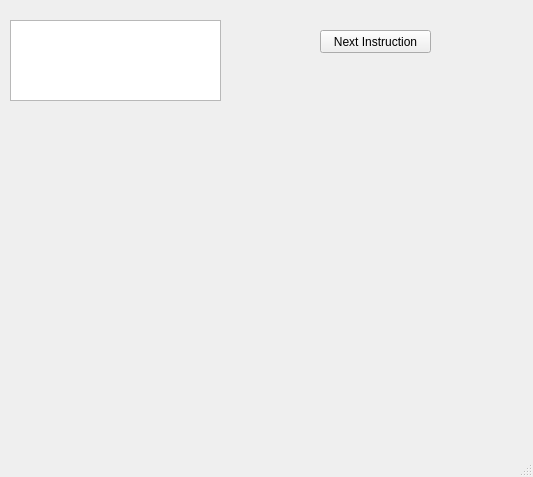
digaru19/MIPS_Emulator, file Qt/mainwindow.ui: the form before one commit.
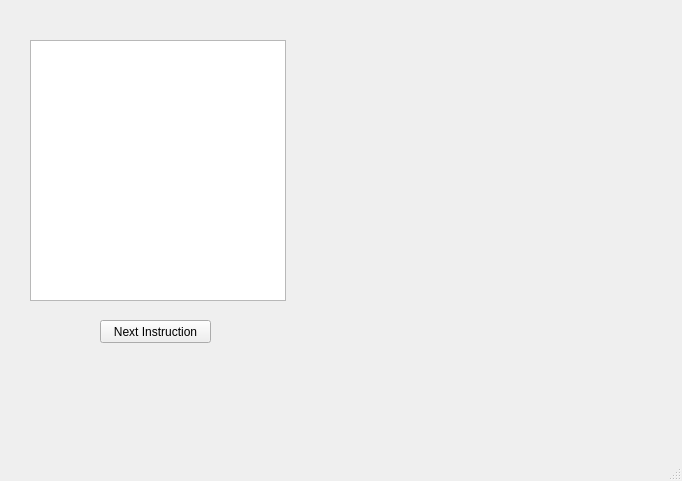
The form after the commit.

Commit message: Make ListWidgets Responsive in Qt

Diff of the .ui file:
```diff
--- a/Qt/mainwindow.ui
+++ b/Qt/mainwindow.ui
@@ -6,8 +6,8 @@
    <rect>
     <x>0</x>
     <y>0</y>
-    <width>533</width>
-    <height>477</height>
+    <width>682</width>
+    <height>481</height>
    </rect>
   </property>
   <property name="windowTitle">
@@ -17,8 +17,8 @@
    <widget class="QPushButton" name="next_instr">
     <property name="geometry">
      <rect>
-      <x>320</x>
-      <y>30</y>
+      <x>100</x>
+      <y>320</y>
       <width>111</width>
       <height>23</height>
      </rect>
@@ -27,13 +27,13 @@
      <string>Next Instruction</string>
     </property>
    </widget>
-   <widget class="QListView" name="listView">
+   <widget class="QListWidget" name="listWidget">
     <property name="geometry">
      <rect>
-      <x>10</x>
-      <y>20</y>
-      <width>211</width>
-      <height>81</height>
+      <x>30</x>
+      <y>40</y>
+      <width>256</width>
+      <height>261</height>
      </rect>
     </property>
    </widget>
```
The commit also changes 7 other files.
